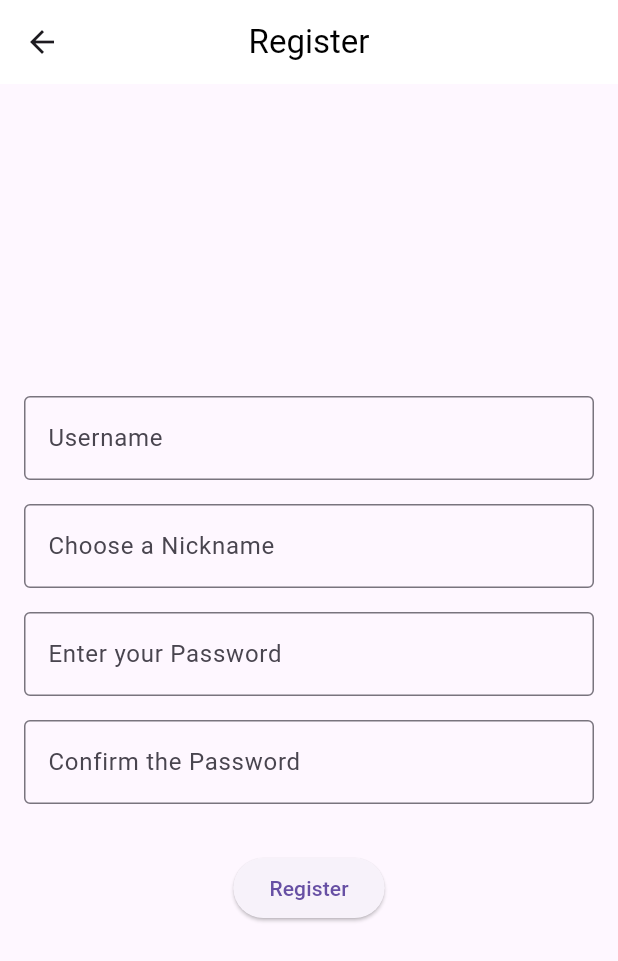
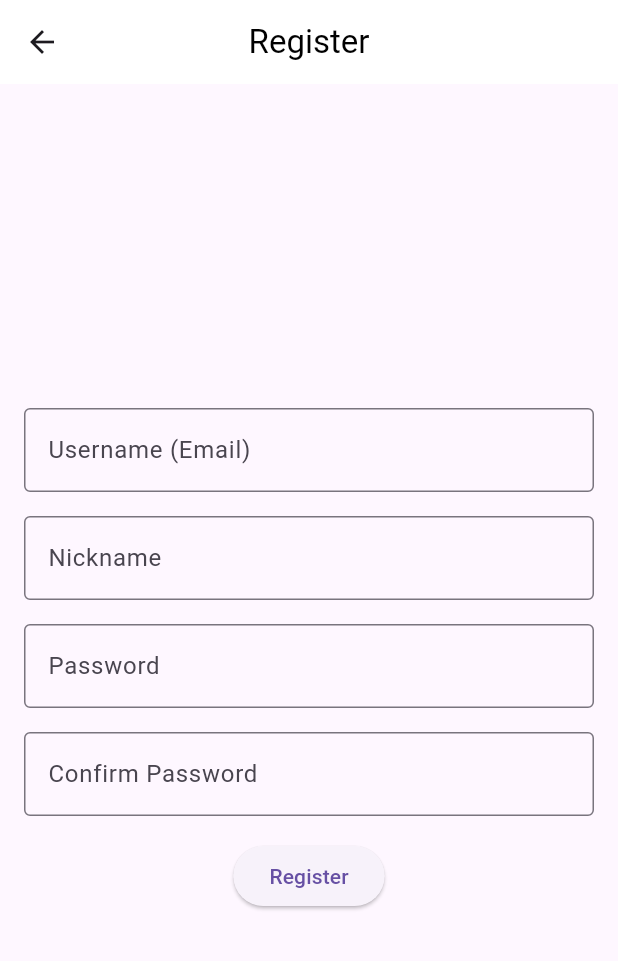
Before and after one commit to Chrislou23/flutter-group7, a Flutter app: the RegisterPage screen opened directly, on a phone screen of 412 x 824 dp. Shown: the top 961 px of the screen. Run offline on Flutter 3.47's test engine with Material 3 defaults, Android fonts, the phone set to English and light mode, and no system bars; our stand-ins replace cloud_firestore, firebase_auth, firebase_core, shared_preferences; accounts and stored records are empty.

Commit message:
Stored the register account to the Firebase database

```diff
--- a/lib/main.dart
+++ b/lib/main.dart
@@ -1,3 +1,4 @@
+import 'package:firebase_core/firebase_core.dart';
 import 'package:flutter/material.dart';
 import 'package:mobile_games/pages/games_page/link/link_instructions_fi.dart';
 import 'package:provider/provider.dart';
@@ -12,7 +13,10 @@ import 'pages/games_page/crossword/crossword_instructions_fi.dart';
 import 'pages/account_page/login_page.dart';
 import 'timer_provider.dart';
 
-void main() {
+void main() async {
+  WidgetsFlutterBinding.ensureInitialized();
+  await Firebase.initializeApp(); // Initialize Firebase
+
   runApp(
     MultiProvider(
       providers: [
--- a/lib/pages/account_page/register_page.dart
+++ b/lib/pages/account_page/register_page.dart
@@ -1,7 +1,71 @@
 import 'package:flutter/material.dart';
+import 'package:firebase_auth/firebase_auth.dart';
+import 'package:cloud_firestore/cloud_firestore.dart';
+import 'package:firebase_core/firebase_core.dart'; // Import this to check initialization
 
-class RegisterPage extends StatelessWidget {
+class RegisterPage extends StatefulWidget {
   const RegisterPage({super.key});
+
+  @override
+  _RegisterPageState createState() => _RegisterPageState();
+}
+
+class _RegisterPageState extends State<RegisterPage> {
+  final FirebaseAuth _auth = FirebaseAuth.instance; // Firebase Auth instance
+  final FirebaseFirestore _firestore =
+      FirebaseFirestore.instance; // Firestore instance
+
+  final TextEditingController _usernameController = TextEditingController();
+  final TextEditingController _nicknameController = TextEditingController();
+  final TextEditingController _passwordController = TextEditingController();
+  final TextEditingController _confirmPasswordController =
+      TextEditingController();
+
+  String errorMessage = '';
+
+  Future<void> registerUser() async {
+    try {
+      // Ensure Firebase is initialized
+      if (Firebase.apps.isEmpty) {
+        await Firebase.initializeApp();
+      }
+
+      if (_passwordController.text != _confirmPasswordController.text) {
+        setState(() {
+          errorMessage = "Passwords do not match!";
+        });
+        return;
+      }
+
+      // Register with Firebase Auth
+      UserCredential userCredential =
+          await _auth.createUserWithEmailAndPassword(
+        email: _usernameController.text.trim(),
+        password: _passwordController.text.trim(),
+      );
+
+      print("User created successfully: ${userCredential.user?.uid}");
+
+      // Store additional user info in Firestore
+      await _firestore.collection('users').doc(userCredential.user?.uid).set({
+        'username': _usernameController.text.trim(),
+        'nickname': _nicknameController.text.trim(),
+      });
+
+      // Navigate to login or home screen after registration
+      Navigator.pop(context);
+    } on FirebaseAuthException catch (e) {
+      setState(() {
+        errorMessage = e.message ?? "An error occurred during registration!";
+      });
+      print("FirebaseAuthException: ${e.code} - ${e.message}");
+    } catch (e) {
+      setState(() {
+        errorMessage = "An unexpected error occurred!";
+      });
+      print("Unexpected error: $e");
+    }
+  }
 
   @override
   Widget build(BuildContext context) {
@@ -16,40 +80,46 @@ class RegisterPage extends StatelessWidget {
         child: Column(
           mainAxisAlignment: MainAxisAlignment.center,
           children: [
-            const TextField(
-              decoration: InputDecoration(
+            TextField(
+              controller: _usernameController, // Attach controller
+              decoration: const InputDecoration(
                 border: OutlineInputBorder(),
-                labelText: 'Username',
+                labelText: 'Username (Email)',
               ),
             ),
             const SizedBox(height: 16.0),
-            const TextField(
-              decoration: InputDecoration(
+            TextField(
+              controller: _nicknameController, // Attach controller
+              decoration: const InputDecoration(
                 border: OutlineInputBorder(),
-                labelText: 'Choose a Nickname',
+                labelText: 'Nickname',
               ),
             ),
             const SizedBox(height: 16.0),
-            const TextField(
+            TextField(
+              controller: _passwordController, // Attach controller
               obscureText: true,
-              decoration: InputDecoration(
+              decoration: const InputDecoration(
                 border: OutlineInputBorder(),
-                labelText: 'Enter your Password',
+                labelText: 'Password',
               ),
             ),
             const SizedBox(height: 16.0),
-            const TextField(
+            TextField(
+              controller: _confirmPasswordController, // Attach controller
               obscureText: true,
-              decoration: InputDecoration(
+              decoration: const InputDecoration(
                 border: OutlineInputBorder(),
-                labelText: 'Confirm the Password',
+                labelText: 'Confirm Password',
               ),
             ),
-            const SizedBox(height: 32.0),
+            const SizedBox(height: 16.0),
+            if (errorMessage.isNotEmpty) ...[
+              Text(errorMessage, style: const TextStyle(color: Colors.red)),
+              const SizedBox(height: 16.0),
+            ],
             ElevatedButton(
-              onPressed: () {
-                // Action for register button
-              },
+              onPressed: registerUser,
               child: const Text('Register'),
             ),
           ],
--- a/pubspec.yaml
+++ b/pubspec.yaml
@@ -36,7 +36,9 @@ dependencies:
   # The following adds the Cupertino Icons font to your application.
   # Use with the CupertinoIcons class for iOS style icons.
   cupertino_icons: ^1.0.8
-  firebase_core: ^3.6.0
+  firebase_core: ^2.13.0 # Downgrade firebase_core
+  firebase_auth: ^4.6.1 # Add this for Firebase Authentication
+  cloud_firestore: ^4.10.1 # Add this for Firestore
 
 dev_dependencies:
   flutter_test:
```
Also changed, not shown: pubspec.lock, 3 other files.
